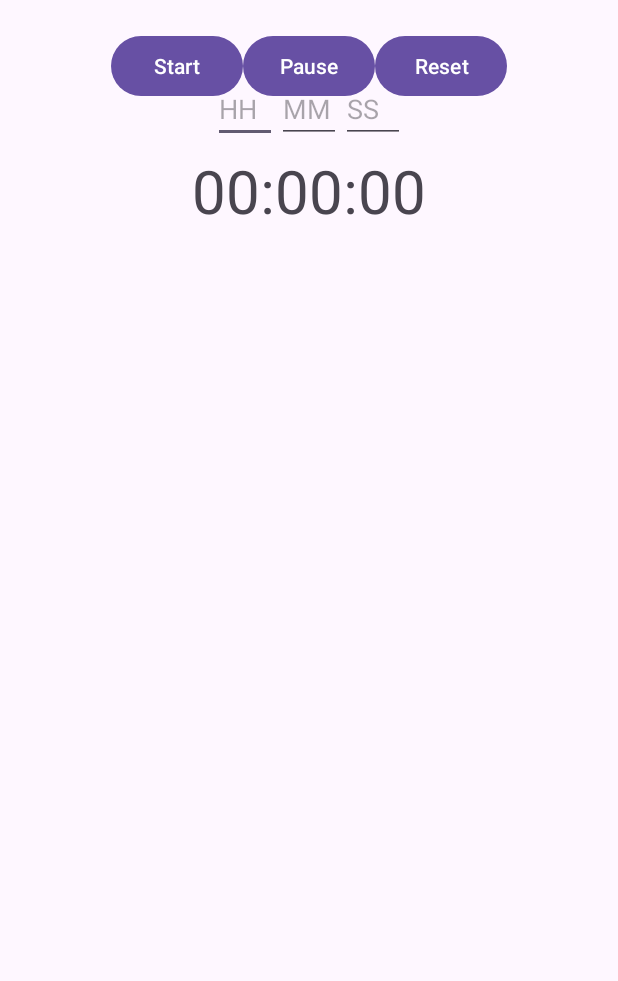
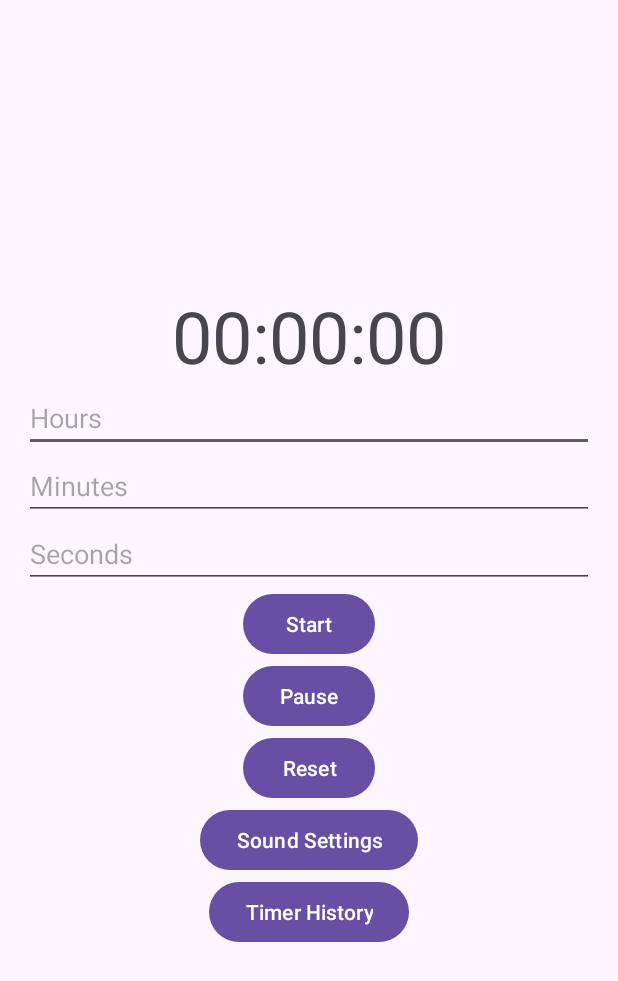
Before and after one commit to Aishwarya2004g/Timer-Project, an Android app: the screen it shows after launch (TimerActivity), after a tap on "Start", on a phone screen of 412 x 824 dp. Shown: the top 981 px of the screen. Run offline under Robolectric (Android 15) with nearby library versions, the phone set to English and light mode, and no system bars.

Commit message:
3rd commit late due to emulator issue

```diff
--- a/app/src/main/java/com/example/timerapplication/TimerActivity.java
+++ b/app/src/main/java/com/example/timerapplication/TimerActivity.java
@@ -10,46 +10,58 @@ import android.widget.EditText;
 import android.widget.TextView;
 import android.widget.Toast;
 import androidx.appcompat.app.AppCompatActivity;
+import java.text.SimpleDateFormat;
+import java.util.Date;
+import java.util.Locale;
 
 public class TimerActivity extends AppCompatActivity {
-    private TextView timerDisplay;
-    private EditText inputHours, inputMinutes, inputSeconds;
-    private Button startButton, pauseButton, resetButton;
-    private CountDownTimer timer;
-    private boolean isRunning = false;
-    private long timeLeftInMillis = 0;
-    private MediaPlayer mediaPlayer;
-    private SharedPreferences preferences;
+    private TextView tvTimerDisplay;
+    private EditText etHours, etMinutes, etSeconds;
+    private Button buttonStart, buttonPause, buttonReset, buttonSoundSettings, buttonTimerHistory;
+    private CountDownTimer countDownTimer;
+    private boolean isTimerRunning;
+    private long timeLeftInMillis;
+    private TimerDatabaseHelper dbHelper;
+    private String selectedSound = "sound1"; // Default sound
 
     @Override
     protected void onCreate(Bundle savedInstanceState) {
         super.onCreate(savedInstanceState);
         setContentView(R.layout.activity_timer);
 
-        preferences = getSharedPreferences("QuickTimerPrefs", MODE_PRIVATE);
-        int soundId = preferences.getInt("selectedSound", R.raw.sound1); // default sound
+        tvTimerDisplay = findViewById(R.id.tvTimerDisplay);
+        etHours = findViewById(R.id.etHours);
+        etMinutes = findViewById(R.id.etMinutes);
+        etSeconds = findViewById(R.id.etSeconds);
+        buttonStart = findViewById(R.id.buttonStart);
+        buttonPause = findViewById(R.id.buttonPause);
+        buttonReset = findViewById(R.id.buttonReset);
+        buttonSoundSettings = findViewById(R.id.buttonSoundSettings);
+        buttonTimerHistory = findViewById(R.id.buttonTimerHistory);
 
-        timerDisplay = findViewById(R.id.timerDisplay);
-        inputHours = findViewById(R.id.inputHours);
-        inputMinutes = findViewById(R.id.inputMinutes);
-        inputSeconds = findViewById(R.id.inputSeconds);
-        startButton = findViewById(R.id.startButton);
-        pauseButton = findViewById(R.id.pauseButton);
-        resetButton = findViewById(R.id.resetButton);
+        dbHelper = new TimerDatabaseHelper(this);
 
-        startButton.setOnClickListener(v -> startTimer());
-        pauseButton.setOnClickListener(v -> pauseTimer());
-        resetButton.setOnClickListener(v -> resetTimer());
+        buttonStart.setOnClickListener(v -> startTimer());
+        buttonPause.setOnClickListener(v -> pauseTimer());
+        buttonReset.setOnClickListener(v -> resetTimer());
+        buttonSoundSettings.setOnClickListener(v -> startActivity(new Intent(TimerActivity.this, SoundSettingsActivity.class)));
+        buttonTimerHistory.setOnClickListener(v -> startActivity(new Intent(TimerActivity.this, TimerHistoryActivity.class)));
     }
 
     private void startTimer() {
-        if (!isRunning) {
-            int hours = Integer.parseInt(inputHours.getText().toString());
-            int minutes = Integer.parseInt(inputMinutes.getText().toString());
-            int seconds = Integer.parseInt(inputSeconds.getText().toString());
-            timeLeftInMillis = (hours * 3600 + minutes * 60 + seconds) * 1000;
+        String hoursText = etHours.getText().toString();
+        String minutesText = etMinutes.getText().toString();
+        String secondsText = etSeconds.getText().toString();
 
-            timer = new CountDownTimer(timeLeftInMillis, 1000) {
+        int hours = hoursText.isEmpty() ? 0 : Integer.parseInt(hoursText);
+        int minutes = minutesText.isEmpty() ? 0 : Integer.parseInt(minutesText);
+        int seconds = secondsText.isEmpty() ? 0 : Integer.parseInt(secondsText);
+
+        long timeInMillis = (hours * 3600 * 1000) + (minutes * 60 * 1000) + (seconds * 1000);
+        timeLeftInMillis = timeInMillis;
+
+        if (timeInMillis > 0) {
+            countDownTimer = new CountDownTimer(timeInMillis, 1000) {
                 @Override
                 public void onTick(long millisUntilFinished) {
                     timeLeftInMillis = millisUntilFinished;
@@ -58,37 +70,69 @@ public class TimerActivity extends AppCompatActivity {
 
                 @Override
                 public void onFinish() {
-                    mediaPlayer = MediaPlayer.create(TimerActivity.this, R.raw.notification_sound); // Use selected sound
-                    mediaPlayer.start();
-                    Toast.makeText(TimerActivity.this, "Time's up!", Toast.LENGTH_SHORT).show();
-                    isRunning = false;
+                    playSoundAndNotify();
+                    saveTimerToHistory();
                 }
-            };
-            timer.start();
-            isRunning = true;
+            }.start();
+
+            isTimerRunning = true;
+            buttonStart.setEnabled(false);
+            buttonPause.setEnabled(true);
         }
     }
 
     private void pauseTimer() {
-        if (isRunning) {
-            timer.cancel();
-            isRunning = false;
+        if (countDownTimer != null) {
+            countDownTimer.cancel();
+            isTimerRunning = false;
+            buttonStart.setEnabled(true);
+            buttonPause.setEnabled(false);
         }
     }
 
     private void resetTimer() {
-        if (isRunning) {
-            timer.cancel();
+        if (countDownTimer != null) {
+            countDownTimer.cancel();
         }
+
         timeLeftInMillis = 0;
         updateTimerDisplay();
-        isRunning = false;
+        isTimerRunning = false;
+        buttonStart.setEnabled(true);
+        buttonPause.setEnabled(false);
     }
 
     private void updateTimerDisplay() {
         int hours = (int) (timeLeftInMillis / 1000) / 3600;
         int minutes = (int) ((timeLeftInMillis / 1000) % 3600) / 60;
         int seconds = (int) (timeLeftInMillis / 1000) % 60;
-        timerDisplay.setText(String.format("%02d:%02d:%02d", hours, minutes, seconds));
+
+        tvTimerDisplay.setText(String.format(Locale.getDefault(), "%02d:%02d:%02d", hours, minutes, seconds));
+    }
+
+    private void playSoundAndNotify() {
+        SharedPreferences prefs = getSharedPreferences("sound_preferences", MODE_PRIVATE);
+        selectedSound = prefs.getString("selected_sound", "sound1");
+
+        int soundResourceId = getSoundResourceId(selectedSound);
+        MediaPlayer.create(TimerActivity.this, soundResourceId).start();
+        Toast.makeText(TimerActivity.this, "Time's up!", Toast.LENGTH_SHORT).show();
+    }
+
+    private int getSoundResourceId(String soundName) {
+        switch (soundName) {
+            case "sound2":
+                return R.raw.sound2;
+            case "sound3":
+                return R.raw.sound3;
+            default:
+                return R.raw.sound1;
+        }
+    }
+
+    private void saveTimerToHistory() {
+        String duration = tvTimerDisplay.getText().toString();
+        String endTime = new SimpleDateFormat("yyyy-MM-dd HH:mm:ss", Locale.getDefault()).format(new Date());
+        dbHelper.saveTimerHistory(duration, endTime);
     }
 }
--- /dev/null
+++ b/app/src/main/java/com/example/timerapplication/TimerDatabaseHelper.java
@@ -0,0 +1,49 @@
+package com.example.timerapplication;
+
+import android.content.ContentValues;
+import android.content.Context;
+import android.database.Cursor;
+import android.database.sqlite.SQLiteDatabase;
+import android.database.sqlite.SQLiteOpenHelper;
+
+public class TimerDatabaseHelper extends SQLiteOpenHelper {
+    private static final String DATABASE_NAME = "timers.db";
+    private static final int DATABASE_VERSION = 1;
+
+    public static final String TABLE_TIMERS = "timers";
+    public static final String COLUMN_ID = "_id";
+    public static final String COLUMN_DURATION = "duration";
+    public static final String COLUMN_END_TIME = "end_time";
+
+    public TimerDatabaseHelper(Context context) {
+        super(context, DATABASE_NAME, null, DATABASE_VERSION);
+    }
+
+    @Override
+    public void onCreate(SQLiteDatabase db) {
+        String createTable = "CREATE TABLE " + TABLE_TIMERS + " (" +
+                COLUMN_ID + " INTEGER PRIMARY KEY AUTOINCREMENT, " +
+                COLUMN_DURATION + " TEXT, " +
+                COLUMN_END_TIME + " TEXT)";
+        db.execSQL(createTable);
+    }
+
+    @Override
+    public void onUpgrade(SQLiteDatabase db, int oldVersion, int newVersion) {
+        db.execSQL("DROP TABLE IF EXISTS " + TABLE_TIMERS);
+        onCreate(db);
+    }
+
+    public void saveTimerHistory(String duration, String endTime) {
+        SQLiteDatabase db = this.getWritableDatabase();
+        ContentValues values = new ContentValues();
+        values.put(COLUMN_DURATION, duration);
+        values.put(COLUMN_END_TIME, endTime);
+        db.insert(TABLE_TIMERS, null, values);
+    }
+
+    public Cursor getAllTimers() {
+        SQLiteDatabase db = this.getReadableDatabase();
+        return db.query(TABLE_TIMERS, null, null, null, null, null, COLUMN_ID + " DESC");
+    }
+}
--- a/app/src/main/res/layout/activity_timer.xml
+++ b/app/src/main/res/layout/activity_timer.xml
@@ -1,74 +1,72 @@
-<RelativeLayout xmlns:android="http://schemas.android.com/apk/res/android"
+<?xml version="1.0" encoding="utf-8"?>
+<LinearLayout xmlns:android="http://schemas.android.com/apk/res/android"
     android:layout_width="match_parent"
-    android:layout_height="match_parent">
+    android:layout_height="match_parent"
+    android:orientation="vertical"
+    android:gravity="center"
+    android:padding="16dp">
 
+    <!-- Timer Display -->
     <TextView
-        android:id="@+id/timerDisplay"
+        android:id="@+id/tvTimerDisplay"
         android:layout_width="wrap_content"
         android:layout_height="wrap_content"
         android:text="00:00:00"
-        android:textSize="40sp"
-        android:layout_centerHorizontal="true"
-        android:layout_marginTop="100dp"/>
+        android:textSize="48sp"
+        android:textAlignment="center" />
 
-    <LinearLayout
+    <!-- Input Fields for Hours, Minutes, and Seconds -->
+    <EditText
+        android:id="@+id/etHours"
         android:layout_width="match_parent"
         android:layout_height="wrap_content"
-        android:orientation="horizontal"
-        android:gravity="center"
-        android:layout_marginTop="50dp">
+        android:hint="Hours"
+        android:inputType="number" />
 
     <EditText
-            android:id="@+id/inputHours"
+        android:id="@+id/etMinutes"
+        android:layout_width="match_parent"
+        android:layout_height="wrap_content"
+        android:hint="Minutes"
+        android:inputType="number" />
+
+    <EditText
+        android:id="@+id/etSeconds"
+        android:layout_width="match_parent"
+        android:layout_height="wrap_content"
+        android:hint="Seconds"
+        android:inputType="number" />
+
+    <!-- Control Buttons -->
+    <Button
+        android:id="@+id/buttonStart"
         android:layout_width="wrap_content"
         android:layout_height="wrap_content"
-            android:hint="HH"
-            android:inputType="number"
-            android:maxLength="2"
-            android:ems="2"/>
+        android:text="Start" />
 
-        <EditText
-            android:id="@+id/inputMinutes"
+    <Button
+        android:id="@+id/buttonPause"
         android:layout_width="wrap_content"
         android:layout_height="wrap_content"
-            android:hint="MM"
-            android:inputType="number"
-            android:maxLength="2"
-            android:ems="2"/>
+        android:text="Pause" />
 
-        <EditText
-            android:id="@+id/inputSeconds"
+    <Button
+        android:id="@+id/buttonReset"
         android:layout_width="wrap_content"
         android:layout_height="wrap_content"
-            android:hint="SS"
-            android:inputType="number"
-            android:maxLength="2"
-            android:ems="2"/>
-    </LinearLayout>
+        android:text="Reset" />
 
-    <LinearLayout
-        android:layout_width="match_parent"
+    <!-- Navigation Buttons -->
+    <Button
+        android:id="@+id/buttonSoundSettings"
+        android:layout_width="wrap_content"
         android:layout_height="wrap_content"
-        android:orientation="horizontal"
-        android:gravity="center"
-        android:layout_marginTop="20dp">
+        android:text="Sound Settings" />
 
     <Button
-            android:id="@+id/startButton"
+        android:id="@+id/buttonTimerHistory"
         android:layout_width="wrap_content"
         android:layout_height="wrap_content"
-            android:text="Start"/>
+        android:text="Timer History" />
 
-        <Button
-            android:id="@+id/pauseButton"
-            android:layout_width="wrap_content"
-            android:layout_height="wrap_content"
-            android:text="Pause"/>
-
-        <Button
-            android:id="@+id/resetButton"
-            android:layout_width="wrap_content"
-            android:layout_height="wrap_content"
-            android:text="Reset"/>
 </LinearLayout>
-</RelativeLayout>
```
Also changed, not shown: app/src/main/java/com/example/timerapplication/SoundSettingsActivity.java (+18 -41 lines), app/src/main/java/com/example/timerapplication/TimerHistoryActivity.java (+17 -37 lines). Lines whose indentation alone changed are shown as unchanged.
